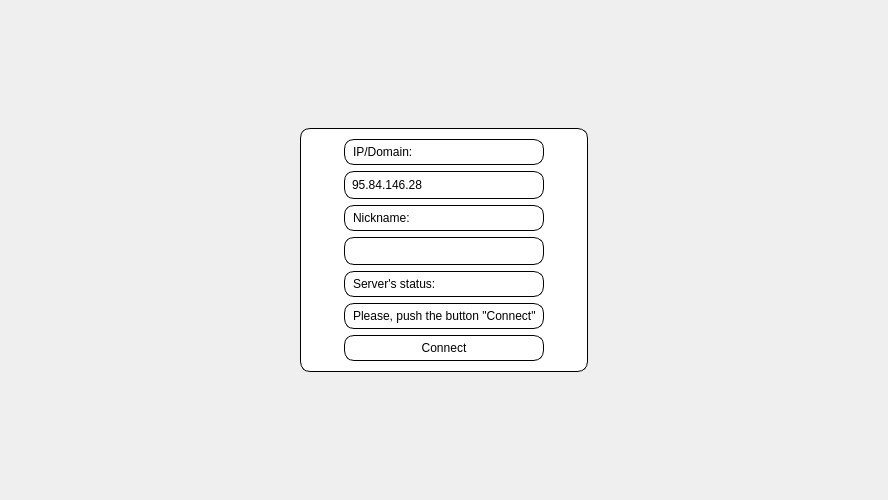
The window that game/mainwindow_connect.ui (TokiSeven/2course_coursework) describes before a commit, drawn with Qt 5.
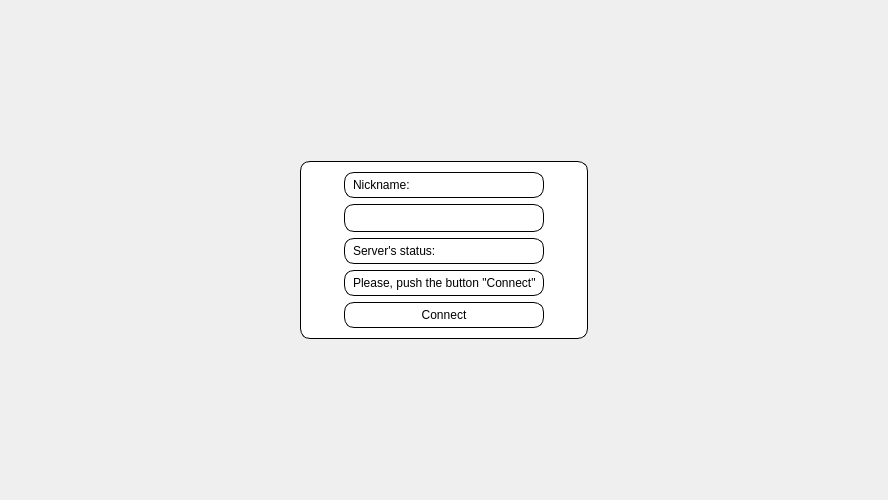
The same window after the commit. Icons and pictures are not drawn.

Commit message: v4.1(patch:fix): AutoCreate file for store server's ip (or AutoRead server's ip from file) Created new design of the launcher; Created function to create file or read from; Created function to read or write server's ip into file

The edit to the form file:
```diff
--- a/game/mainwindow_connect.ui
+++ b/game/mainwindow_connect.ui
@@ -100,7 +100,7 @@
 background-color: white;</string>
       </property>
       <layout class="QGridLayout" name="gridLayout">
-       <item row="4" column="0">
+       <item row="3" column="0">
         <layout class="QGridLayout" name="gridLayout_3">
          <item row="0" column="0">
           <widget class="QLabel" name="label_info_nick">
@@ -121,31 +121,7 @@
          </item>
         </layout>
        </item>
-       <item row="2" column="0">
-        <layout class="QGridLayout" name="gridLayout_4">
-         <item row="0" column="0">
-          <widget class="QLabel" name="label_info_ip">
-           <property name="text">
-            <string>IP/Domain:</string>
-           </property>
-          </widget>
-         </item>
-         <item row="1" column="0">
-          <widget class="QLineEdit" name="line_server_ip">
-           <property name="maximumSize">
-            <size>
-             <width>200</width>
-             <height>16777215</height>
-            </size>
-           </property>
-           <property name="text">
-            <string>95.84.146.28</string>
-           </property>
-          </widget>
-         </item>
-        </layout>
-       </item>
-       <item row="6" column="0">
+       <item row="5" column="0">
         <layout class="QGridLayout" name="gridLayout_5">
          <item row="0" column="0">
           <widget class="QLabel" name="label_info_status">
@@ -169,7 +145,7 @@
          </item>
         </layout>
        </item>
-       <item row="7" column="0">
+       <item row="6" column="0">
         <widget class="QPushButton" name="button_connect">
          <property name="styleSheet">
           <string notr="true">border: 1px solid black;</string>
```
The commit also changes 5 other files.
